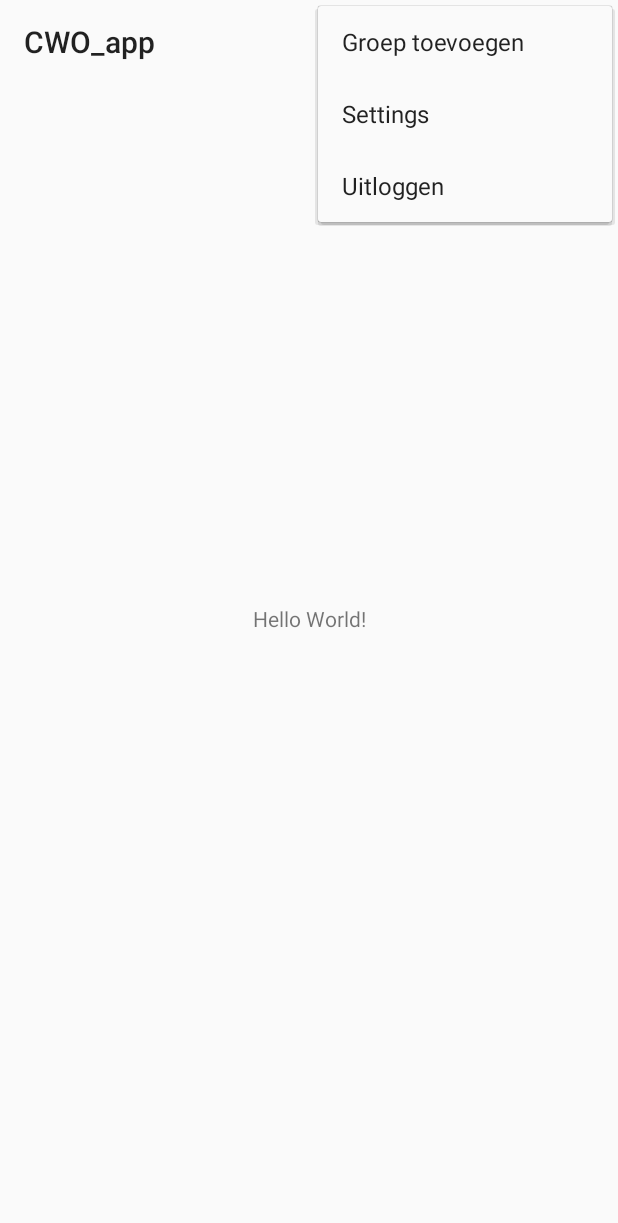
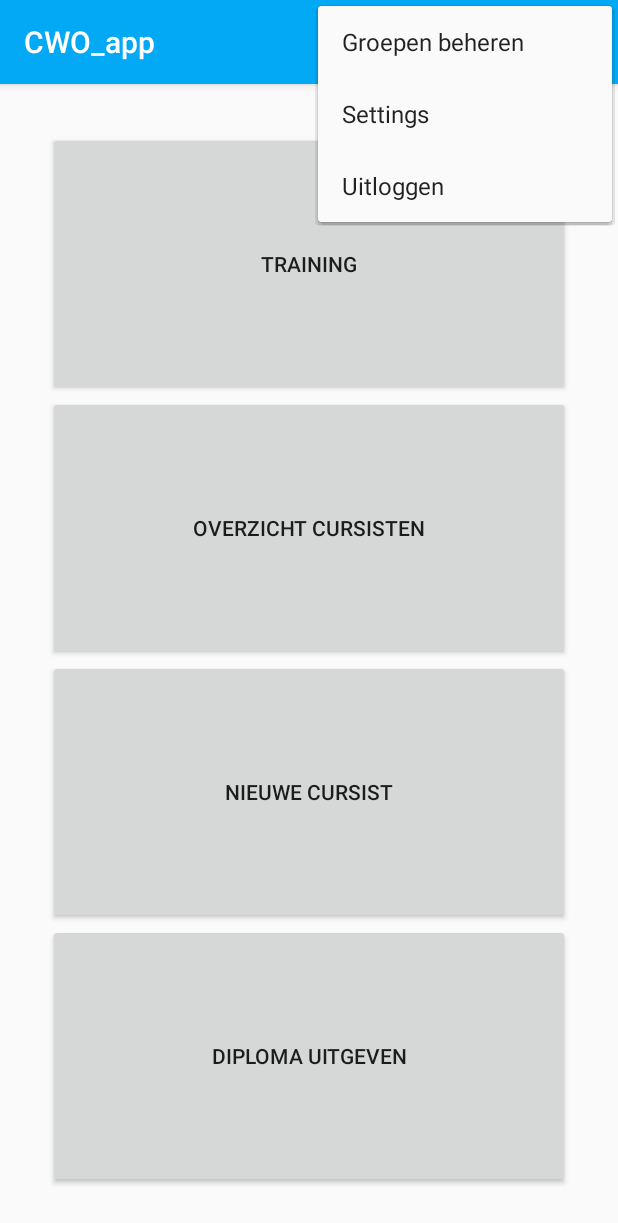
Before and after one commit to MissMormie/CWO-Training-App, an Android app: the screen it shows after launch once a user with an empty profile is signed in (MainActivity), with the options menu open, on a phone screen of 412 x 824 dp. Shown: the top 1223 px of the screen. Run offline under Robolectric (Android 15) with nearby library versions, the phone set to English and light mode, and no system bars; our stand-ins replace Firebase (no records; nobody signed in at launch, a user with empty details on screens opened directly); 4 statements that could not run were skipped.

```diff
--- a/app/build.gradle
+++ b/app/build.gradle
@@ -21,6 +21,7 @@ android {
 }
 
 dependencies {
+    implementation 'com.android.support:recyclerview-v7:28.0.0'
     implementation fileTree(dir: 'libs', include: ['*.jar'])
     implementation 'com.android.support:appcompat-v7:28.0.0'
     implementation 'com.android.support.constraint:constraint-layout:1.1.3'
--- a/app/src/main/java/nl/multimedia_engineer/cwo_app/BaseActivity.java
+++ b/app/src/main/java/nl/multimedia_engineer/cwo_app/BaseActivity.java
@@ -6,6 +6,7 @@ import android.content.Intent;
 import android.support.v7.app.AppCompatActivity;
 import android.os.Bundle;
 import android.util.Log;
+import android.widget.Toast;
 
 import com.google.firebase.FirebaseApp;
 import com.google.firebase.auth.FirebaseAuth;
@@ -52,4 +53,11 @@ public abstract class BaseActivity extends AppCompatActivity {
         mAuth = FirebaseAuth.getInstance();
     }
 
+    protected void showLoading(boolean show) {
+        if(show) {
+            Toast.makeText(this, "Loading data, please wait", Toast.LENGTH_SHORT).show();
+        }
+        // TODO
+    }
+
 }
--- /dev/null
+++ b/app/src/main/java/nl/multimedia_engineer/cwo_app/ItemClickListener.java
@@ -0,0 +1,5 @@
+package nl.multimedia_engineer.cwo_app;
+
+public interface ItemClickListener {
+    void onPositionClicked(int position);
+}
--- a/app/src/main/java/nl/multimedia_engineer/cwo_app/MainActivity.java
+++ b/app/src/main/java/nl/multimedia_engineer/cwo_app/MainActivity.java
@@ -1,18 +1,22 @@
 package nl.multimedia_engineer.cwo_app;
 
 import android.app.AlarmManager;
+import android.app.AlertDialog;
 import android.app.NotificationChannel;
 import android.app.NotificationManager;
 import android.app.PendingIntent;
 import android.content.Context;
+import android.content.DialogInterface;
 import android.content.Intent;
 import android.content.SharedPreferences;
 import android.os.Build;
 import android.os.Bundle;
+import android.support.annotation.NonNull;
 import android.support.v7.widget.Toolbar;
 import android.util.Log;
 import android.view.Menu;
 import android.view.MenuItem;
+import android.view.View;
 import android.widget.Toast;
 
 import com.google.firebase.database.DataSnapshot;
@@ -31,20 +35,42 @@ import nl.multimedia_engineer.cwo_app.util.DatabaseRefUtil;
 import nl.multimedia_engineer.cwo_app.util.DateUtil;
 
 public class MainActivity extends BaseActivity {
-    private Toolbar mTopToolbar;
 
     @Override
     protected void onCreate(Bundle savedInstanceState) {
         super.onCreate(savedInstanceState);
 
         setContentView(R.layout.activity_main);
-        mTopToolbar = (Toolbar) findViewById(R.id.my_toolbar);
-        setSupportActionBar(mTopToolbar);
 
         getGroupDataOrMakeGroup();
 
+        testFunctionShowAlarmDialog();
+
         // todo move this to settings and add time
 //        setNotification();
+    }
+
+    private void testFunctionShowAlarmDialog() {
+        AlertDialog.Builder dialogBuilder = new AlertDialog.Builder(this);
+        dialogBuilder.setMessage("message");
+        dialogBuilder.setTitle("alert");
+        dialogBuilder.setNeutralButton("btn ok", new DialogInterface.OnClickListener() {
+            @Override
+            public void onClick(DialogInterface dialog, int which) {
+                dialog.dismiss();
+            }
+        });
+
+        dialogBuilder.setNegativeButton("btn nee ", new DialogInterface.OnClickListener() {
+            @Override
+            public void onClick(DialogInterface dialog, int which) {
+                dialog.dismiss();
+            }
+        });
+
+
+        AlertDialog alertDialog = dialogBuilder.create();
+        alertDialog.show();
     }
 
     /**
@@ -53,42 +79,34 @@ public class MainActivity extends BaseActivity {
     private void getGroupDataOrMakeGroup() {
         // Check if we already have the required group data.
         final SharedPreferences sharedPreferences = getPreferences(MODE_PRIVATE);
-        if(sharedPreferences.contains(getResources().getString(R.string.pref_current_group)) && sharedPreferences.contains(getResources().getString(R.string.pref_all_groups))) {
+        if(sharedPreferences.contains(getResources().getString(R.string.pref_current_group_id)) &&
+           sharedPreferences.contains(getResources().getString(R.string.pref_current_group_name))) {
             // all group settings are available.
             return;
         }
         showLoading(true);
 
-        FirebaseDatabase database = FirebaseDatabase.getInstance();
         DatabaseReference myRef = DatabaseRefUtil.getUserGroupsRef(mAuth);
         final Context context = this;
 
         myRef.addListenerForSingleValueEvent(new ValueEventListener() {
             @Override
-            public void onDataChange(DataSnapshot dataSnapshot) {
+            public void onDataChange(@NonNull DataSnapshot dataSnapshot) {
                 // This method is called once with the initial value and again
                 // whenever data at this location is updated.
-                Map<String, String> map = (Map<String, String>) dataSnapshot.getValue();
+                    Map<String, String> map = (Map<String, String>) dataSnapshot.getValue();
                 if(map.isEmpty()) {
                     // User does not have a group
                     Intent intent = new Intent(context, CreateOrJoinGroupActivity.class);
                     startActivity(intent);
                 } else {
                     // User does have a group but data was removed from device, adding again.
-                    StringBuilder allGroups = new StringBuilder();
-                    String currentGroup = "";
-                    // todo should use an sql database for these key value pairs, but it's really overkill for the 1 discipline that exists atm
-
                     for(Map.Entry<String, String> entry : map.entrySet()) {
-                        allGroups.append(entry.getKey())
-                                 .append(":")
-                                 .append(entry.getValue())
-                                 .append(",");
-                        currentGroup = entry.getKey() + ":" + entry.getValue();
+                        // Only need 1, to set as current group.
+                        sharedPreferences.edit().putString(getResources().getString(R.string.pref_current_group_name), entry.getValue()).commit();
+                        sharedPreferences.edit().putString(getResources().getString(R.string.pref_current_group_id), entry.getKey()).commit();
+                        break;
                     }
-                    allGroups.deleteCharAt(allGroups.length()-1); // remove excess ,
-                    sharedPreferences.edit().putString(getResources().getString(R.string.pref_all_groups), allGroups.toString()).commit();
-                    sharedPreferences.edit().putString(getResources().getString(R.string.pref_current_group), currentGroup).commit();
                 }
 
                 showLoading(false);
@@ -104,11 +122,6 @@ public class MainActivity extends BaseActivity {
         });
     }
 
-
-    private void showLoading(boolean show) {
-        // TODO
-        Toast.makeText(this, "Loading data, please wait", Toast.LENGTH_SHORT).show();
-    }
 
 
 
@@ -132,9 +145,9 @@ public class MainActivity extends BaseActivity {
                 Intent startLoginActivity = new Intent(this, LoginActivity.class);
                 startActivity(startLoginActivity);
                 return true;
-            case R.id.action_new_group:
-                Intent startMakeGroupActivity = new Intent(this, CreateOrJoinGroupActivity.class);
-                startActivity(startMakeGroupActivity);
+            case R.id.action_maintain_groups:
+                Intent startGroupActivity = new Intent(this, GroupActivity.class);
+                startActivity(startGroupActivity);
                 return true;
             default:
                 // If we got here, the user's action was not recognized.
@@ -143,38 +156,34 @@ public class MainActivity extends BaseActivity {
         }
     }
 
-    /**
+
     public void onClickCursistenLijst(View view) {
-        Context context = this;
-        Class destinationClass = CursistListActivity.class;
-        Intent intent = new Intent(context, destinationClass);
-        startActivity(intent);
+//        Context context = this;
+//        Class destinationClass = CursistListActivity.class;
+//        Intent intent = new Intent(context, destinationClass);
+//        startActivity(intent);
     }
 
     public void onClickNieuweTraining(View view) {
-        Context context = this;
-        Class destinationClass = TrainingActivity.class;
-        Intent intent = new Intent(context, destinationClass);
-        startActivity(intent);
+//        Context context = this;
+//        Class destinationClass = TrainingActivity.class;
+//        Intent intent = new Intent(context, destinationClass);
+//        startActivity(intent);
     }
 
     public void onClickNieuweCursist(View view) {
-        Context context = this;
-        Class destinationClass = CreateCursistActivity.class;
-        Intent intent = new Intent(context, destinationClass);
-        startActivity(intent);
+//        Context context = this;
+//        Class destinationClass = CreateCursistActivity.class;
+//        Intent intent = new Intent(context, destinationClass);
+//        startActivity(intent);
     }
 
     public void onClickUitgevenDiploma(View view) {
-        Context context = this;
-        Class destinationClass = DiplomaUitgevenActivity.class;
-        Intent intent = new Intent(context, destinationClass);
-        startActivity(intent);
+//        Context context = this;
+//        Class destinationClass = DiplomaUitgevenActivity.class;
+//        Intent intent = new Intent(context, destinationClass);
+//        startActivity(intent);
     }
-
-     **/
-
-
 
     private void setNotification() {
         // Low overhead, needs to happen before any notifications can be send.
--- /dev/null
+++ b/app/src/main/res/drawable/ic_add_white_24dp.xml
@@ -0,0 +1,5 @@
+<vector android:height="24dp" android:tint="#FFFFFF"
+    android:viewportHeight="24.0" android:viewportWidth="24.0"
+    android:width="24dp" xmlns:android="http://schemas.android.com/apk/res/android">
+    <path android:fillColor="#FF000000" android:pathData="M19,13h-6v6h-2v-6H5v-2h6V5h2v6h6v2z"/>
+</vector>
--- a/app/src/main/res/layout/activity_create_or_join_group.xml
+++ b/app/src/main/res/layout/activity_create_or_join_group.xml
@@ -6,7 +6,7 @@
     android:paddingLeft="16dp"
     android:paddingRight="16dp"
     android:orientation="vertical"
-    android:gravity="center">
+    >
 
     <TextView
         android:layout_width="match_parent"
--- a/app/src/main/res/layout/activity_main.xml
+++ b/app/src/main/res/layout/activity_main.xml
@@ -1,24 +1,37 @@
 <?xml version="1.0" encoding="utf-8"?>
-<android.support.constraint.ConstraintLayout xmlns:android="http://schemas.android.com/apk/res/android"
-    xmlns:app="http://schemas.android.com/apk/res-auto"
+<LinearLayout xmlns:android="http://schemas.android.com/apk/res/android"
     xmlns:tools="http://schemas.android.com/tools"
+    android:layout_height="match_parent"
     android:layout_width="match_parent"
-    android:layout_height="match_parent"
-    tools:context=".MainActivity">
-    <android.support.v7.widget.Toolbar
-        android:id="@+id/my_toolbar"
+    android:orientation="vertical"
+    android:padding="32dp"
+    tools:context="nl.multimedia_engineer.cwo_app.MainActivity">
+
+    <Button
         android:layout_width="match_parent"
-        android:layout_height="?attr/actionBarSize"
-        style="@style/AppTheme.NoActionBar"
-        android:elevation="4dp"
-        />
-    <TextView
-        android:layout_width="wrap_content"
-        android:layout_height="wrap_content"
-        android:text="Hello World!"
-        app:layout_constraintBottom_toBottomOf="parent"
-        app:layout_constraintLeft_toLeftOf="parent"
-        app:layout_constraintRight_toRightOf="parent"
-        app:layout_constraintTop_toTopOf="parent" />
+        android:layout_height="0dp"
+        android:layout_weight="1"
+        android:onClick="onClickNieuweTraining"
+        android:text="@string/nieuwe_training" />
 
-</android.support.constraint.ConstraintLayout>
+    <Button
+        android:layout_width="match_parent"
+        android:layout_height="0dp"
+        android:layout_weight="1"
+        android:onClick="onClickCursistenLijst"
+        android:text="@string/cursisten_lijst" />
+
+    <Button
+        android:layout_width="match_parent"
+        android:layout_height="0dp"
+        android:layout_weight="1"
+        android:onClick="onClickNieuweCursist"
+        android:text="@string/nieuwe_cursist" />
+
+    <Button
+        android:layout_width="match_parent"
+        android:layout_height="0dp"
+        android:layout_weight="1"
+        android:onClick="onClickUitgevenDiploma"
+        android:text="@string/diploma_uitgeven" />
+</LinearLayout>
--- a/app/src/main/res/menu/main_menu.xml
+++ b/app/src/main/res/menu/main_menu.xml
@@ -1,7 +1,7 @@
 <?xml version="1.0" encoding="utf-8"?>
 <menu xmlns:android="http://schemas.android.com/apk/res/android"
     xmlns:app="http://schemas.android.com/apk/res-auto">
-    <item android:id="@+id/action_new_group"
+    <item android:id="@+id/action_maintain_groups"
         android:title="@string/action_new_group"
         app:showAsAction="never"/>
     <item android:id="@+id/action_settings"
--- a/app/src/main/res/values/strings.xml
+++ b/app/src/main/res/values/strings.xml
@@ -18,7 +18,6 @@
 
     <string name="pref_current_group_name" translatable="false">CurrentGroupName</string>
     <string name="pref_current_group_id" translatable="false">CurrentGroupID</string>
-    <string name="pref_all_groups" translatable="false">AllGroups</string>
     <string name="pref_discipline" translatable="false">Discipline</string>
 
     <!-- Knoppen -->
@@ -77,7 +76,7 @@
     <!-- Menu items -->
     <string name="action_logout">Uitloggen</string>
     <string name="action_settings">Settings</string>
-    <string name="action_new_group">Groep toevoegen</string>
+    <string name="action_new_group">Groepen beheren</string>
 
     <!-- Groepen -->
     <string name="description_new_group">Kies de naam van de groep om een nieuwe groep te maken.</string>
@@ -87,4 +86,5 @@
     <string name="hint_group_access_code">Toegangscode</string>
     <string name="btn_join_group">Groep toevoegen</string>
     <string name="error_msg_access_code_wrong">De toegangscode is onjuist.</string>
+    <string name="text_explanation_groups">De groep die nu actief is wordt met groen aangegeven, klik op een andere groep om deze actief te maken. Met het pennetje kun je de naam wijzigen, de rode x verwijderd de groep. Klik op de zwevende actieknop onderaan om een nieuwe groep te maken.</string>
 </resources>
```
Also changed, not shown: app/src/main/AndroidManifest.xml (+5 -4 lines), app/src/main/java/nl/multimedia_engineer/cwo_app/CreateOrJoinGroupActivity.java (+1 -13 lines), app/src/main/java/nl/multimedia_engineer/cwo_app/GroupActivity.java (added, +83 -0 lines), app/src/main/java/nl/multimedia_engineer/cwo_app/GroupAdapter.java (added, +128 -0 lines), app/src/main/java/nl/multimedia_engineer/cwo_app/dto/UserGroupPartialList.java (added, +31 -0 lines), app/src/main/java/nl/multimedia_engineer/cwo_app/model/Group.java (+4 -10 lines), app/src/main/java/nl/multimedia_engineer/cwo_app/model/GroupPartial.java (added, +29 -0 lines), app/src/main/res/layout/activity_group.xml (added, +37 -0 lines), app/src/main/res/layout/group_list_item.xml (added, +40 -0 lines).
